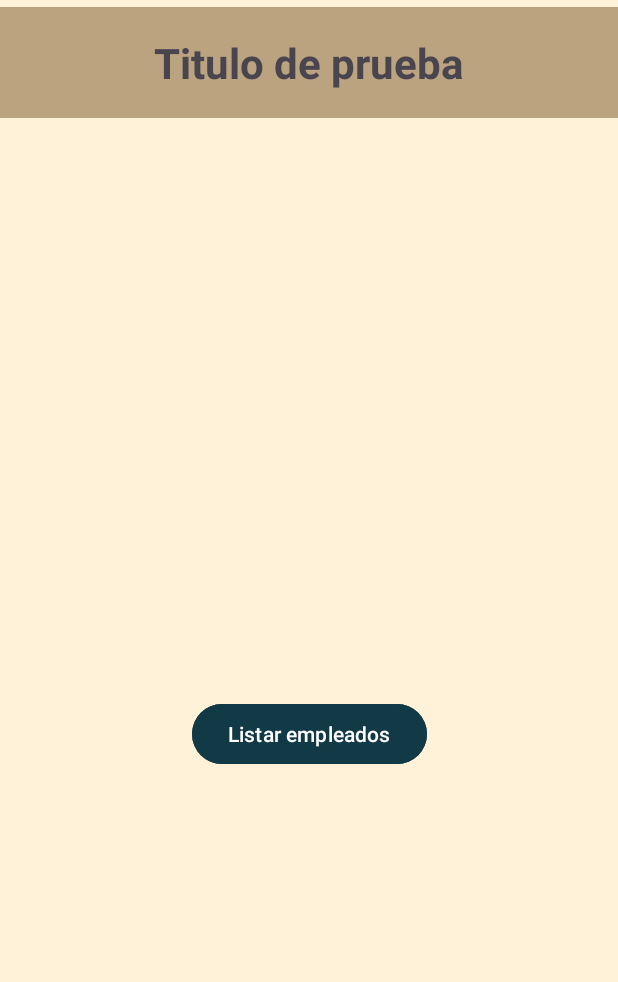
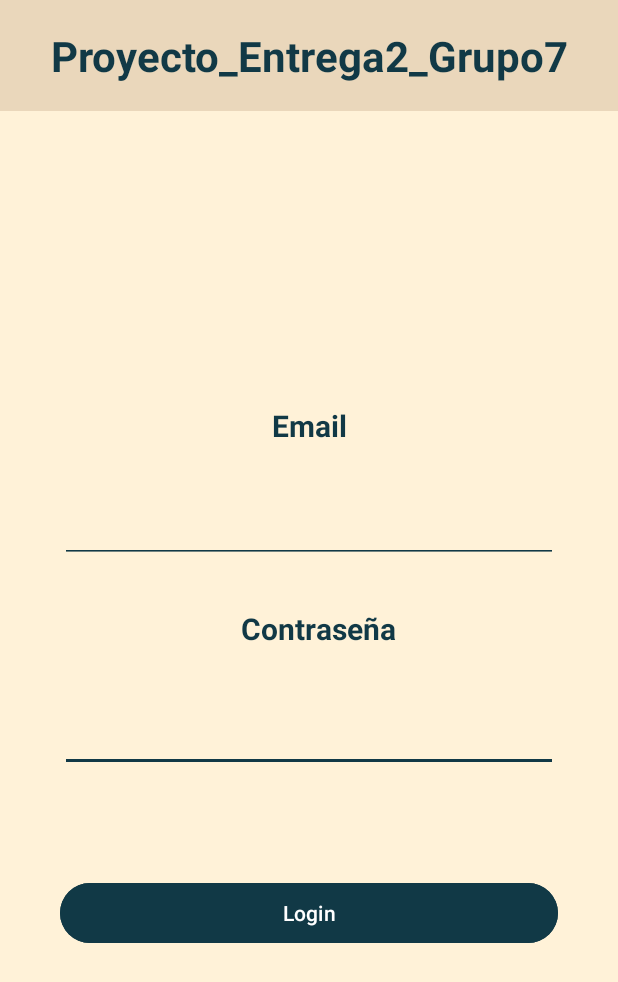
Before and after one commit to CarlosBlancoFermin/Proyecto1_Grupo7, an Android app: the screen it shows after launch (MainActivity before the commit, LoginActivity after it), on a phone screen of 412 x 824 dp. Shown: the top 982 px of the screen. Run offline under Robolectric (Android 15) with nearby library versions, the phone set to English and light mode, and no system bars; our stand-ins replace Firebase (no records; nobody signed in at launch, a user with empty details on screens opened directly); 1 statement that could not run was skipped.

Commit message:
implementacion de login y pantalla de menu provisional

```diff
--- a/app/src/main/AndroidManifest.xml
+++ b/app/src/main/AndroidManifest.xml
@@ -16,6 +16,12 @@
             android:name=".activities.ListarActivity"
             android:exported="false" />
         <activity
+            android:name=".activities.LoginActivity"
+            android:exported="false" />
+        <activity
+            android:name=".activities.MenuActivity"
+            android:exported="false" />
+        <activity
             android:name=".activities.MainActivity"
             android:exported="true">
             <intent-filter>
--- /dev/null
+++ b/app/src/main/java/com/example/proyecto_entrega2_grupo7/activities/LoginActivity.java
@@ -0,0 +1,82 @@
+package com.example.proyecto_entrega2_grupo7.activities;
+import android.content.Context;
+import android.content.Intent;
+import android.os.Bundle;
+import android.view.View;
+import android.widget.Button;
+import android.widget.EditText;
+import android.widget.Toast;
+
+import androidx.appcompat.app.AppCompatActivity;
+
+import com.example.proyecto_entrega2_grupo7.R;
+import com.example.proyecto_entrega2_grupo7.database.FirebaseListCallback;
+import com.example.proyecto_entrega2_grupo7.database.dao.UsuarioDAO;
+import com.example.proyecto_entrega2_grupo7.database.utils.Encriptador;
+import com.example.proyecto_entrega2_grupo7.entities.Usuario;
+
+import java.util.List;
+
+public class LoginActivity extends AppCompatActivity {
+    UsuarioDAO ges = new UsuarioDAO();
+    Button btlogin;
+    String email;
+    String pass;
+    EditText editTextEmail;
+    EditText editTextPass;
+    Intent intent;
+    @Override
+    protected void onCreate(Bundle savedInstanceState) {
+        super.onCreate(savedInstanceState);
+        setContentView(R.layout.activity_login);
+        //guardamos el contenido del editText en una variable
+        editTextEmail = findViewById(R.id.textEmail);
+        editTextPass = findViewById(R.id.textPass);
+        btlogin = findViewById(R.id.btlogin);
+        //llama a la funcion comprobarLogin cuando se le da al boton
+        btlogin.setOnClickListener(new View.OnClickListener() {
+            @Override
+            public void onClick(View v) {
+                comprobarLogin();
+            }
+        });
+    }
+
+
+    /**
+     * comprueba que el usuario y la contraseña no esten vacios.
+     * comprueba que el usuario y la contraseña coincidan en la base de datos y llama a la pantalla del menu
+     */
+    public void comprobarLogin(){
+        email = editTextEmail.getText().toString();
+        pass = editTextPass.getText().toString();
+        final Context context = this;
+        ges.obtenerusuarios(new FirebaseListCallback() {
+            @Override
+            public void onCallback(List<Usuario> list) {
+                if(!email.isEmpty()&&!pass.isEmpty()){
+                    String encriptedpass = Encriptador.passEncriptada(pass);
+                    for(Usuario user: list){
+                        String uemail = user.getCorreo();
+                        String upass = user.getPass();
+                        if(uemail.equals(email)){
+                            if(upass.equals(encriptedpass)){
+                                Toast.makeText(LoginActivity.this,"Login correcto", Toast.LENGTH_SHORT).show();
+                                intent = new Intent(context, MenuActivity.class);
+                                startActivity(intent);
+                                break;
+                            }
+                        }else {
+                            Toast.makeText(LoginActivity.this,"Email o contraseña incorrecto", Toast.LENGTH_SHORT).show();
+                            break;
+                        }
+                    }
+                }else {
+                    Toast.makeText(LoginActivity.this,"Email o contraseña incorrecto", Toast.LENGTH_SHORT).show();
+                }
+            }
+        });
+
+    }
+
+}
--- a/app/src/main/java/com/example/proyecto_entrega2_grupo7/activities/MainActivity.java
+++ b/app/src/main/java/com/example/proyecto_entrega2_grupo7/activities/MainActivity.java
@@ -22,20 +22,22 @@ public class MainActivity extends AppCompatActivity {
      */
     UsuarioDAO ges = new UsuarioDAO();
     List<Usuario> users = new ArrayList<>();
-    List<Usuario> users2 = new ArrayList<>();
+
     @Override
     protected void onCreate(Bundle savedInstanceState) {
         super.onCreate(savedInstanceState);
-        setContentView(R.layout.activity_main);
+        ges.obtenerusuarios(new FirebaseListCallback() {
+            @Override
+            public void onCallback(List<Usuario> list) {
+                users = list;
+            }
+        });
+        //setContentView(R.layout.activity_login);
+        Intent intent = new Intent(this, LoginActivity.class);
+        startActivity(intent);
 
 
-        //ges.registrarusuario("carlos", "blanco", "cobrador de frak","123456","test@test.test");
-        ges.obtenerUsuarios(new FirebaseListCallback() {
-           @Override
-           public void onCallback(List<Usuario> list) {
-               users = list;
-           }
-        });
+
     }
 
     public void btListarEmpleados(View view){
--- a/app/src/main/java/com/example/proyecto_entrega2_grupo7/database/dao/UsuarioDAO.java
+++ b/app/src/main/java/com/example/proyecto_entrega2_grupo7/database/dao/UsuarioDAO.java
@@ -27,6 +27,7 @@ public class UsuarioDAO extends AppCompatActivity {
 
     //Cuando se instancia este servicio se conecta a la base de datos
     FirebaseFirestore db = FirebaseManager.getDatabase();
+    List<Usuario> usuarios = new ArrayList<>();
 
     public void registrarusuario(String nombre, String apellidos, String puesto, String pass, String correo) {
         Usuario user = new Usuario();
@@ -53,7 +54,7 @@ public class UsuarioDAO extends AppCompatActivity {
 
     public void obtenerUsuarios(FirebaseListCallback callback){
         List<Usuario> listausuarios = new ArrayList<>();
-
+        usuarios = new ArrayList<>();
         db.collection("usuarios").get().addOnCompleteListener(new OnCompleteListener<QuerySnapshot>() {
             @Override
             public void onComplete(@NonNull Task<QuerySnapshot> task) {
@@ -61,6 +62,7 @@ public class UsuarioDAO extends AppCompatActivity {
 
                     for (QueryDocumentSnapshot doc : task.getResult()){
                         Usuario user = doc.toObject(Usuario.class);
+                        usuarios.add(user);
                         listausuarios.add(user);
                         System.out.println(user.getNombre());
                     }
--- /dev/null
+++ b/app/src/main/res/layout/activity_login.xml
@@ -0,0 +1,104 @@
+<?xml version="1.0" encoding="utf-8"?>
+<androidx.constraintlayout.widget.ConstraintLayout xmlns:android="http://schemas.android.com/apk/res/android"
+    xmlns:app="http://schemas.android.com/apk/res-auto"
+    xmlns:tools="http://schemas.android.com/tools"
+    android:layout_width="match_parent"
+    android:layout_height="match_parent"
+    android:background="@color/background"
+    tools:context=".activities.LoginActivity">
+
+    <TextView
+        android:id="@+id/tvPrueba"
+        android:layout_width="match_parent"
+        android:layout_height="wrap_content"
+        android:textAlignment="center"
+        android:paddingVertical="18sp"
+        android:text="@string/app_name"
+        android:textSize="28sp"
+        android:textStyle="bold"
+        android:background="@color/element"
+        android:textColor="@color/dark"
+        app:layout_constraintTop_toTopOf="parent"
+        app:layout_constraintLeft_toLeftOf="parent"
+        app:layout_constraintRight_toRightOf="parent"
+        />
+
+    <TextView
+        android:textSize="20sp"
+        android:textStyle="bold"
+        android:id="@+id/textView4"
+        android:layout_width="wrap_content"
+        android:layout_height="wrap_content"
+        android:layout_marginStart="70dp"
+        android:layout_marginTop="270dp"
+        android:layout_marginEnd="70dp"
+        android:layout_marginBottom="8dp"
+        android:text="Email"
+        android:textColor="@color/dark"
+        app:layout_constraintBottom_toTopOf="@+id/textEmail"
+        app:layout_constraintEnd_toEndOf="parent"
+        app:layout_constraintStart_toStartOf="parent"
+        app:layout_constraintTop_toTopOf="parent" />
+
+    <TextView
+        android:textSize="20sp"
+        android:textStyle="bold"
+        android:id="@+id/textView3"
+        android:layout_width="wrap_content"
+        android:layout_height="wrap_content"
+        android:layout_marginStart="70dp"
+        android:layout_marginTop="30dp"
+        android:layout_marginEnd="70dp"
+        android:layout_marginBottom="8dp"
+        android:text="Contraseña"
+        android:textColor="@color/dark"
+        app:layout_constraintBottom_toTopOf="@+id/textPass"
+        app:layout_constraintEnd_toEndOf="parent"
+        app:layout_constraintHorizontal_bias="0.537"
+        app:layout_constraintStart_toStartOf="parent"
+        app:layout_constraintTop_toBottomOf="@+id/textEmail" />
+
+    <Button
+        android:id="@+id/btlogin"
+        android:layout_width="match_parent"
+        android:layout_height="wrap_content"
+        android:layout_marginStart="40dp"
+        android:layout_marginTop="70dp"
+        android:layout_marginEnd="40dp"
+        android:backgroundTint="@color/dark"
+        android:text="@string/bt_login"
+        app:layout_constraintEnd_toEndOf="parent"
+        app:layout_constraintStart_toStartOf="parent"
+        app:layout_constraintTop_toBottomOf="@+id/textPass" />
+
+    <EditText
+        android:id="@+id/textPass"
+        android:layout_width="match_parent"
+        android:layout_height="50dp"
+        android:layout_marginStart="40dp"
+        android:layout_marginTop="32dp"
+        android:layout_marginEnd="40dp"
+        android:backgroundTint="#113946"
+        android:ems="10"
+        android:inputType="textPassword"
+        app:layout_constraintEnd_toEndOf="parent"
+        app:layout_constraintHorizontal_bias="0.0"
+        app:layout_constraintStart_toStartOf="parent"
+        app:layout_constraintTop_toBottomOf="@+id/textView3" />
+
+    <EditText
+        android:id="@+id/textEmail"
+        android:layout_width="match_parent"
+        android:layout_height="50dp"
+        android:layout_marginStart="40dp"
+        android:layout_marginTop="28dp"
+        android:layout_marginEnd="40dp"
+        android:backgroundTint="#113946"
+        android:ems="10"
+        android:inputType="textEmailAddress"
+        app:layout_constraintEnd_toEndOf="parent"
+        app:layout_constraintHorizontal_bias="0.0"
+        app:layout_constraintStart_toStartOf="parent"
+        app:layout_constraintTop_toBottomOf="@+id/textView4" />
+
+</androidx.constraintlayout.widget.ConstraintLayout>
--- a/app/src/main/res/values/strings.xml
+++ b/app/src/main/res/values/strings.xml
@@ -3,5 +3,7 @@
     <string name="header_prueba">Titulo de prueba</string>
     <string name="header_listar">Lista de empleados</string>
     <string name="bt_listar">Listar empleados</string>
-
+    <string name="bt_login">Login</string>
+    <string name="bt_crearusuario">Crear un nuevo usuario</string>
+    <string name="bt_verusuario">ver listado de usuarios</string>
 </resources>
```
Also changed, not shown: app/src/main/java/com/example/proyecto_entrega2_grupo7/activities/MenuActivity.java (added, +15 -0 lines), app/src/main/res/layout/activity_menu.xml (added, +54 -0 lines).
